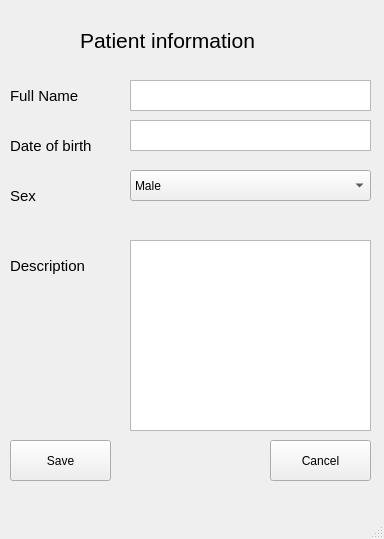
Above: SaveInfo.ui from MarkoLepoLepo/Diploma before the change. Below: the same form after it.
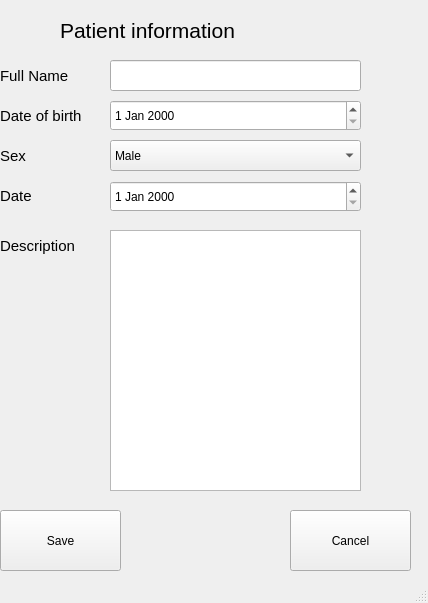
That is the form after the change.

Diff of the .ui file:
```diff
--- a/SaveInfo.ui
+++ b/SaveInfo.ui
@@ -6,8 +6,8 @@
    <rect>
     <x>0</x>
     <y>0</y>
-    <width>384</width>
-    <height>539</height>
+    <width>428</width>
+    <height>603</height>
    </rect>
   </property>
   <property name="windowTitle">
@@ -17,9 +17,9 @@
    <widget class="QComboBox" name="comboBox">
     <property name="geometry">
      <rect>
-      <x>130</x>
-      <y>170</y>
-      <width>241</width>
+      <x>110</x>
+      <y>140</y>
+      <width>251</width>
       <height>31</height>
      </rect>
     </property>
@@ -40,8 +40,8 @@
    <widget class="QLabel" name="label">
     <property name="geometry">
      <rect>
-      <x>80</x>
-      <y>10</y>
+      <x>60</x>
+      <y>0</y>
       <width>271</width>
       <height>61</height>
      </rect>
@@ -58,8 +58,8 @@
    <widget class="QLabel" name="label_2">
     <property name="geometry">
      <rect>
-      <x>10</x>
-      <y>80</y>
+      <x>0</x>
+      <y>60</y>
       <width>101</width>
       <height>31</height>
      </rect>
@@ -76,8 +76,8 @@
    <widget class="QLabel" name="label_3">
     <property name="geometry">
      <rect>
-      <x>10</x>
-      <y>130</y>
+      <x>0</x>
+      <y>100</y>
       <width>111</width>
       <height>31</height>
      </rect>
@@ -94,8 +94,8 @@
    <widget class="QLabel" name="label_4">
     <property name="geometry">
      <rect>
-      <x>10</x>
-      <y>180</y>
+      <x>0</x>
+      <y>140</y>
       <width>111</width>
       <height>31</height>
      </rect>
@@ -112,8 +112,8 @@
    <widget class="QLabel" name="label_5">
     <property name="geometry">
      <rect>
-      <x>10</x>
-      <y>250</y>
+      <x>0</x>
+      <y>230</y>
       <width>111</width>
       <height>31</height>
      </rect>
@@ -130,10 +130,10 @@
    <widget class="QPushButton" name="pushButton">
     <property name="geometry">
      <rect>
-      <x>10</x>
-      <y>440</y>
-      <width>101</width>
-      <height>41</height>
+      <x>0</x>
+      <y>510</y>
+      <width>121</width>
+      <height>61</height>
      </rect>
     </property>
     <property name="text">
@@ -143,43 +143,71 @@
    <widget class="QPushButton" name="pushButton_2">
     <property name="geometry">
      <rect>
-      <x>270</x>
-      <y>440</y>
-      <width>101</width>
-      <height>41</height>
+      <x>290</x>
+      <y>510</y>
+      <width>121</width>
+      <height>61</height>
      </rect>
     </property>
     <property name="text">
      <string>Cancel</string>
     </property>
    </widget>
-   <widget class="QPlainTextEdit" name="plainTextEdit">
+   <widget class="QLineEdit" name="lineEdit">
     <property name="geometry">
      <rect>
-      <x>130</x>
-      <y>80</y>
-      <width>241</width>
+      <x>110</x>
+      <y>60</y>
+      <width>251</width>
       <height>31</height>
      </rect>
     </property>
    </widget>
-   <widget class="QPlainTextEdit" name="plainTextEdit_2">
+   <widget class="QLabel" name="label_6">
     <property name="geometry">
      <rect>
-      <x>130</x>
-      <y>120</y>
-      <width>241</width>
+      <x>0</x>
+      <y>180</y>
+      <width>111</width>
       <height>31</height>
      </rect>
     </property>
+    <property name="font">
+     <font>
+      <pointsize>11</pointsize>
+     </font>
+    </property>
+    <property name="text">
+     <string>Date</string>
+    </property>
    </widget>
-   <widget class="QPlainTextEdit" name="plainTextEdit_3">
+   <widget class="QDateEdit" name="dateEdit">
     <property name="geometry">
      <rect>
-      <x>130</x>
-      <y>240</y>
-      <width>241</width>
-      <height>191</height>
+      <x>110</x>
+      <y>181</y>
+      <width>251</width>
+      <height>31</height>
+     </rect>
+    </property>
+   </widget>
+   <widget class="QDateEdit" name="dateEdit_2">
+    <property name="geometry">
+     <rect>
+      <x>110</x>
+      <y>100</y>
+      <width>251</width>
+      <height>31</height>
+     </rect>
+    </property>
+   </widget>
+   <widget class="QTextEdit" name="textEdit">
+    <property name="geometry">
+     <rect>
+      <x>110</x>
+      <y>230</y>
+      <width>251</width>
+      <height>261</height>
      </rect>
     </property>
    </widget>
```
